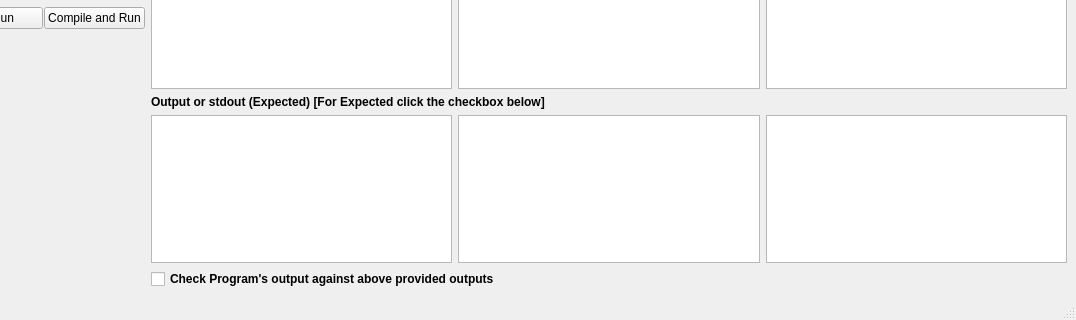
This is ui/mainwindow.ui in cpeditor/cpeditor as Qt 5 draws it before an edit; both pictures show x 127 to 1203 and y 280 to 600 of the 1203 by 600 pixel window. The edited form follows.
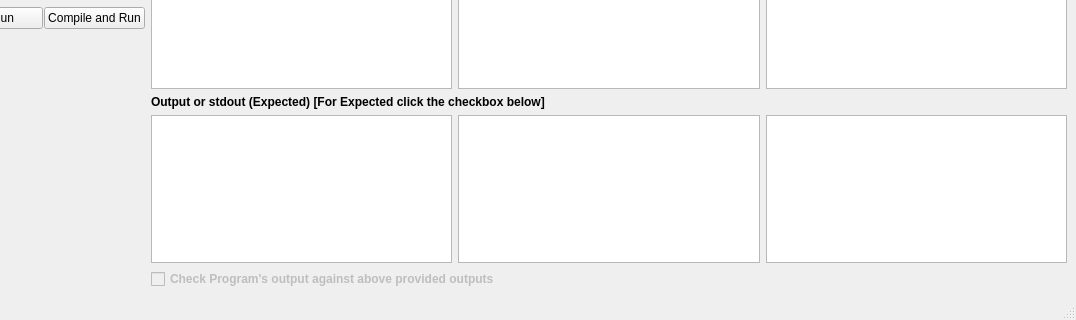
This is the edited form.

Commit message:
Release stable v1.50.2
Release stable v1.50.2

```diff
--- a/ui/mainwindow.ui
+++ b/ui/mainwindow.ui
@@ -144,6 +144,9 @@
           </item>
           <item>
            <widget class="QCheckBox" name="expected">
+            <property name="enabled">
+             <bool>false</bool>
+            </property>
             <property name="font">
              <font>
               <weight>75</weight>
```
The commit also changes 2 other files.
